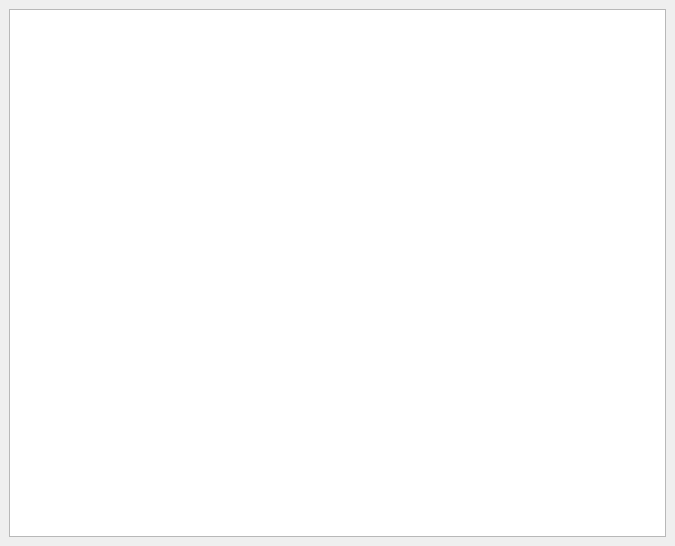
Before: the Qt Designer form helpwindow.ui in xitongsys/TRIM3D, drawn with Qt 5.
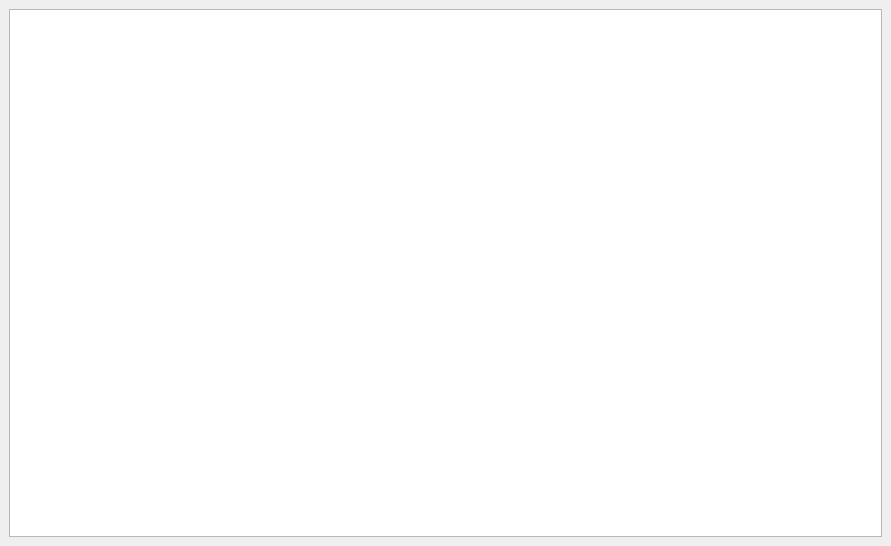
After: the same form once the commit is applied. Icons and pictures are not drawn.

Diff of the .ui file:
```diff
--- a/helpwindow.ui
+++ b/helpwindow.ui
@@ -6,7 +6,7 @@
    <rect>
     <x>0</x>
     <y>0</y>
-    <width>675</width>
+    <width>891</width>
     <height>546</height>
    </rect>
   </property>
```
Left out of the diff: 2 changed lines with no effect on the pictures.
